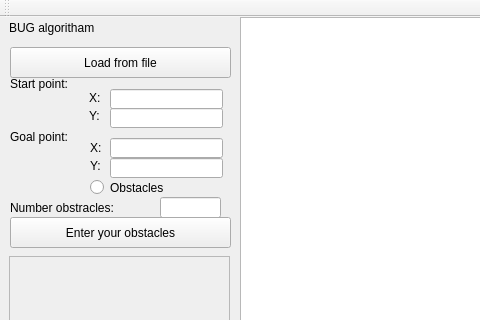
nenadlazic/Implementation-algorithm-to-move-the-robot, file user_interface.ui: the form before one commit; both pictures show x 0 to 480 and y 0 to 320 of the 1280 by 768 pixel window.
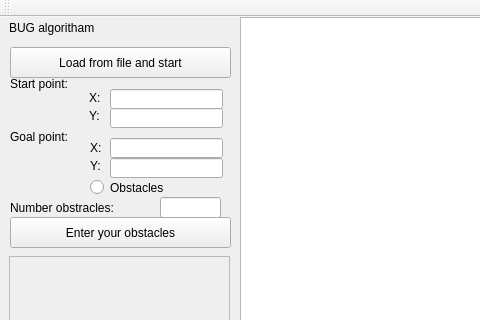
The form after the commit.

Commit message: Add feature for load data from file

```diff
--- a/user_interface.ui
+++ b/user_interface.ui
@@ -329,7 +329,7 @@
      </rect>
     </property>
     <property name="text">
-     <string>Load from file</string>
+     <string>Load from file and start</string>
     </property>
    </widget>
   </widget>
```
The commit also changes 6 other files.
